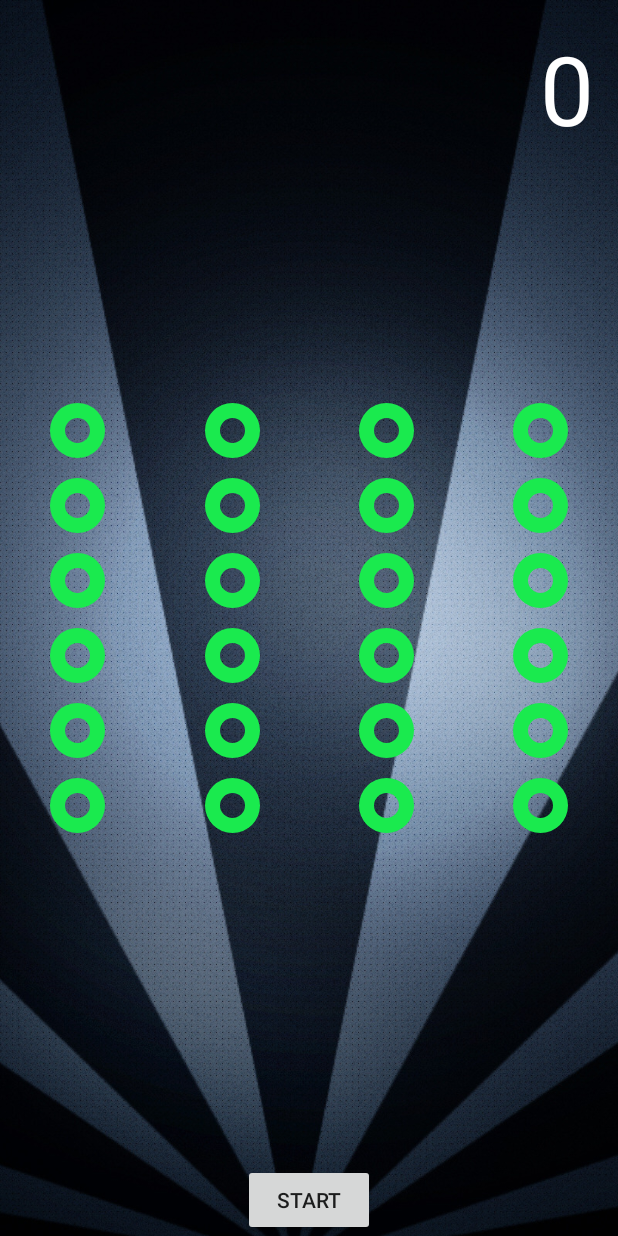
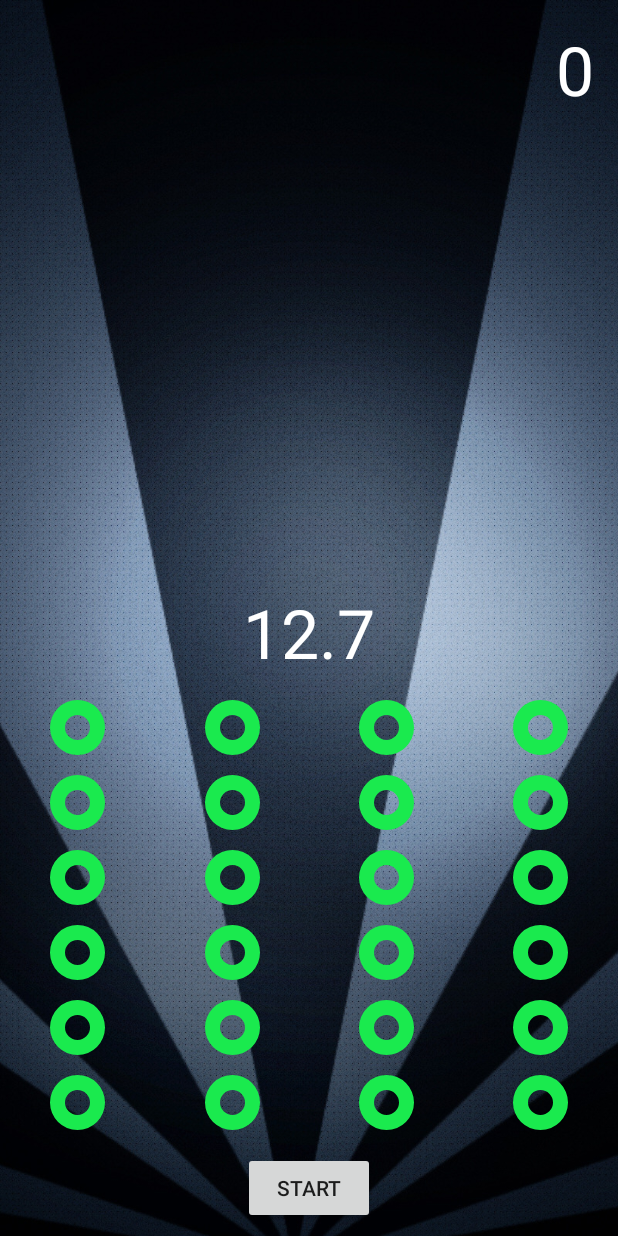
Before and after one commit to ipokidko/FastFinger, an Android app: the screen it shows after launch (MainActivity), after a tap on "START", on a phone screen of 412 x 824 dp. Run offline under Robolectric (Android 15) with nearby library versions, the phone set to English and light mode, and no system bars.

Commit message:
add timer on screen with step 0.2s close #6

```diff
--- a/app/src/main/java/com/a256devs/fastfinger/MainActivity.java
+++ b/app/src/main/java/com/a256devs/fastfinger/MainActivity.java
@@ -1,6 +1,7 @@
 package com.a256devs.fastfinger;
 
 import android.content.Context;
+import android.os.CountDownTimer;
 import android.support.v7.app.AppCompatActivity;
 import android.os.Bundle;
 import android.util.AttributeSet;
@@ -16,6 +17,7 @@ public class MainActivity extends AppCompatActivity implements View.OnTouchListe
 
     int counter = 0;
     private TextView mScoreInfoTexyView;
+    private TextView mTimerText;
 
     ImageButton[] buttons = new ImageButton[24];
 
@@ -29,6 +31,7 @@ public class MainActivity extends AppCompatActivity implements View.OnTouchListe
 
         setContentView(R.layout.activity_main);
         mScoreInfoTexyView = (TextView) findViewById(R.id.score);
+        mTimerText = (TextView) findViewById(R.id.timer);
 
         buttons[0] = (ImageButton) findViewById(R.id.imageView2);
         buttons[1] = (ImageButton) findViewById(R.id.imageView3);
@@ -74,6 +77,7 @@ public class MainActivity extends AppCompatActivity implements View.OnTouchListe
         if (view.getId() == R.id.button) {
             counter = 0;
             displayCounter(counter);
+            countDownTimer();
         }
 
     }
@@ -87,4 +91,19 @@ public class MainActivity extends AppCompatActivity implements View.OnTouchListe
         }
         return false;
     }
+
+
+    public void countDownTimer(){
+
+        new CountDownTimer(15000, 200) {
+
+            public void onTick(long millisUntilFinished) {
+                mTimerText.setText(String.format("%d.%d", millisUntilFinished / 1000, (millisUntilFinished % 1000) / 100));
+            }
+
+            public void onFinish() {
+                mTimerText.setText("done!");
+            }
+        }.start();
+    }
 }
--- a/app/src/main/res/layout/activity_main.xml
+++ b/app/src/main/res/layout/activity_main.xml
@@ -20,15 +20,16 @@
         android:text="Score"
         android:textColor="#fff"
         android:layout_margin="16dp"
-        android:textSize="@dimen/notification_large_icon_width"
+        android:textSize="@dimen/abc_text_size_display_2_material"
         android:id="@+id/score" />
 
     <LinearLayout
         android:layout_width="match_parent"
         android:layout_height="wrap_content"
-        android:layout_centerHorizontal="true"
-        android:layout_centerVertical="true"
-        android:orientation="horizontal">
+        android:orientation="horizontal"
+        android:layout_above="@+id/button"
+        android:baselineAligned="false"
+        android:id="@+id/linearLayout">
 
         <LinearLayout
             android:layout_width="match_parent"
@@ -234,7 +235,20 @@
         android:layout_height="wrap_content"
         android:layout_alignParentBottom="true"
         android:layout_centerHorizontal="true"
-        android:text="Start" />
+        android:text="Start"
+        android:layout_marginTop="8dp"
+        android:layout_marginBottom="8dp" />
+
+    <TextView
+        android:layout_width="wrap_content"
+        android:layout_height="wrap_content"
+        android:text="15.00"
+        android:id="@+id/timer"
+        android:layout_above="@+id/linearLayout"
+        android:layout_centerHorizontal="true"
+        android:textColor="#ffffff"
+        android:textSize="@dimen/abc_text_size_display_2_material"
+        android:padding="8dp"/>
 
 
 </RelativeLayout>
```
